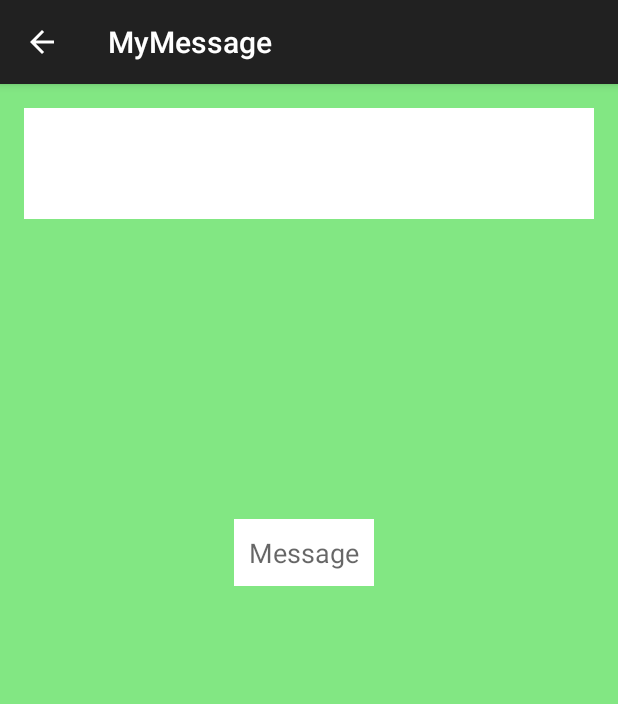
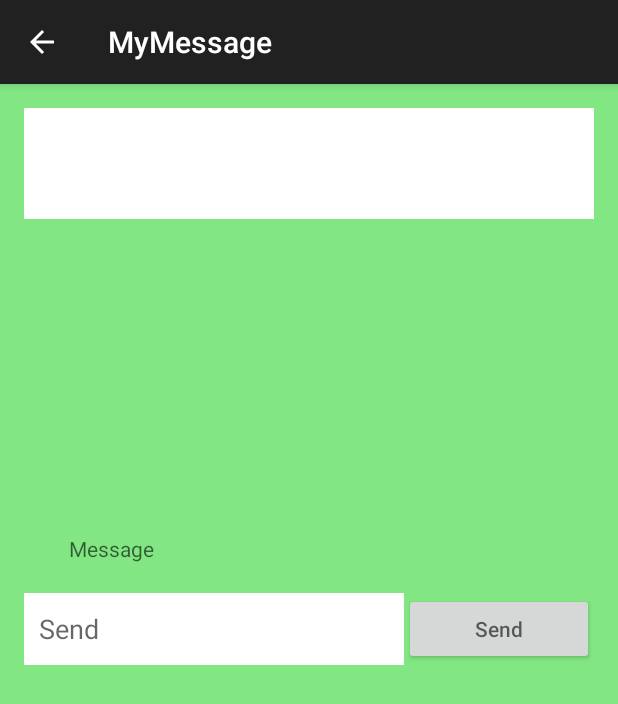
Before and after one commit to Josele/TrenesPi, an Android app: the DisplayMessageActivity screen opened directly, with no data from a screen before it, on a phone screen of 412 x 824 dp. Shown: the top 704 px of the screen. Run offline under Robolectric (Android 15) with nearby library versions, the phone set to English and light mode, and no system bars; 1 statement that could not run was skipped.

Commit message:
improving layout

```diff
--- a/app/src/main/java/com/example/josele/trenespi/DisplayMessageActivity.java
+++ b/app/src/main/java/com/example/josele/trenespi/DisplayMessageActivity.java
@@ -28,8 +28,8 @@ public class DisplayMessageActivity extends ActionBarActivity {
     protected void onCreate(Bundle savedInstanceState) {
         super.onCreate(savedInstanceState);
         setContentView(R.layout.activity_display_message);
-        TextView textView =(EditText) findViewById(R.id.info);
-        TextView textView2=(EditText) findViewById(R.id.receive);
+        TextView textView =(TextView) findViewById(R.id.info);
+        TextView textView2= (TextView) findViewById(R.id.receive);
     //    getSupportActionBar().setDisplayHomeAsUpEnabled(true); // con este no peta :S pero funciona igual que sin ello.
        // getActionBar().setDisplayHomeAsUpEnabled(true); //peta y funciona sin ello. Tal vez por que no cambiamos de layout
         Intent intent = getIntent();
@@ -118,7 +118,7 @@ if (socket.isConnected()) {
             //        new InputStreamReader(socket.getInputStream()));
             PrintWriter salida = new PrintWriter(
                     new OutputStreamWriter(socket.getOutputStream()),true);
-            salida.print((char)enviado.length());
+            salida.print((char) enviado.length());
             //recivido=entrada.readLine();
             salida.println(enviado);
 
--- a/app/src/main/res/layout/activity_display_message.xml
+++ b/app/src/main/res/layout/activity_display_message.xml
@@ -14,7 +14,7 @@ android:background="@color/body_background_green"
     android:layout_height="wrap_content"
     android:orientation="vertical">
 
-    <EditText android:id="@+id/info"
+    <TextView android:id="@+id/info"
 
         android:layout_height="wrap_content"
         android:layout_width="match_parent"
@@ -22,20 +22,56 @@ android:background="@color/body_background_green"
         android:padding="10dp"
         />
 
-    <EditText android:id="@+id/receive"
+    <ListView
+        android:id="@+id/list_view_messages"
+        android:layout_width="fill_parent"
+        android:layout_height="0dp"
+        android:layout_weight="1"
+        android:background="@null"
+        android:divider="@null"
+        android:transcriptMode="alwaysScroll"
+        android:stackFromBottom="true">
+    </ListView>
+
+    <TextView android:id="@+id/receive"
         android:layout_marginTop="200dp"
-        android:layout_marginLeft="140dp"
-        android:layout_height="wrap_content"
+        android:layout_marginLeft="20dp"
+
+        android:background="@color/body_background_green"
+        android:layout_height="fill_parent"
         android:layout_width="wrap_content"
         android:hint="@string/receive"
-        android:background="@color/white"
+
         android:padding="10dp"
     />
 <LinearLayout
-    android:layout_width="wrap_content"
-    android:layout_height="wrap_content"
-    android:orientation="vertical">
+    android:layout_width="fill_parent"
+    android:layout_height="match_parent"
+    android:orientation="horizontal">
+    <EditText android:id="@+id/port"
 
+        android:layout_width="0dp"
+        android:layout_height="fill_parent"
+        android:layout_weight="2"
+        android:hint="@string/button_send"
+        android:background="@color/white"
+
+        android:layout_marginBottom="10dp"
+        android:layout_marginTop="10dp"
+        android:padding="10dp"
+        />
+    <Button
+        android:layout_width="0dp"
+        android:layout_height="wrap_content"
+        android:layout_weight="1"
+        android:hint="@string/button_send"
+
+
+        android:id="@+id/button2"
+        android:layout_marginBottom="10dp"
+        android:layout_marginTop="10dp"
+        android:padding="10dp"
+        />
 </LinearLayout>
 
 </LinearLayout>
```
